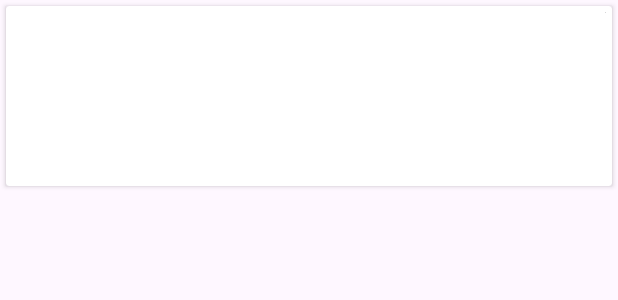
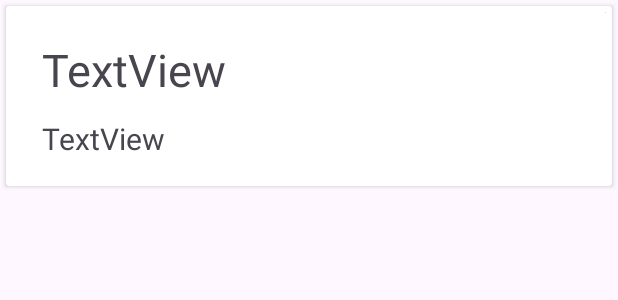
Before and after one commit to SirLuxord/Proyecto_PGL, an Android app: the layout card_view_cine.xml on its own in the app's theme, with its tools: preview values and no code run, on a phone screen of 412 x 824 dp. Shown: the top 300 px of the screen. Run offline under Robolectric (Android 15) with nearby library versions, the phone set to English and light mode, and no system bars.

Commit message:
Cambios en las view

```diff
--- a/app/src/main/res/layout/card_view_cine.xml
+++ b/app/src/main/res/layout/card_view_cine.xml
@@ -20,11 +20,35 @@
             android:layout_margin="4dp"
             app:layout_constraintBottom_toBottomOf="parent"
             app:layout_constraintEnd_toEndOf="parent"
-            app:layout_constraintHorizontal_bias="1.0"
+            app:layout_constraintHorizontal_bias="1"
             app:layout_constraintStart_toStartOf="parent"
             app:layout_constraintTop_toTopOf="parent"
             app:layout_constraintVertical_bias="0.0"
             tools:srcCompat="@tools:sample/avatars" />
+
+        <TextView
+            android:id="@+id/textView"
+            android:layout_width="200dp"
+            android:layout_height="55dp"
+            android:layout_marginStart="24dp"
+            android:text="TextView"
+            android:textSize="30dp"
+            app:layout_constraintBottom_toBottomOf="parent"
+            app:layout_constraintStart_toStartOf="parent"
+            app:layout_constraintTop_toTopOf="parent"
+            app:layout_constraintVertical_bias="0.34" />
+
+        <TextView
+            android:id="@+id/textView2"
+            android:layout_width="95dp"
+            android:layout_height="29dp"
+            android:layout_marginStart="24dp"
+            android:text="TextView"
+            android:textSize="20dp"
+            app:layout_constraintBottom_toBottomOf="parent"
+            app:layout_constraintStart_toStartOf="parent"
+            app:layout_constraintTop_toTopOf="parent"
+            app:layout_constraintVertical_bias="0.824" />
     </androidx.constraintlayout.widget.ConstraintLayout>
 
 
--- a/app/src/main/res/layout/cine_info_view.xml
+++ b/app/src/main/res/layout/cine_info_view.xml
@@ -3,4 +3,6 @@
     android:layout_width="match_parent"
     android:layout_height="match_parent">
 
+
+
 </androidx.constraintlayout.widget.ConstraintLayout>
--- a/app/src/main/res/layout/listado_reservas.xml
+++ b/app/src/main/res/layout/listado_reservas.xml
@@ -14,4 +14,6 @@
         app:layout_constraintStart_toStartOf="parent"
         app:layout_constraintTop_toTopOf="parent" />
 
+
+
 </androidx.constraintlayout.widget.ConstraintLayout>
--- a/app/src/main/res/layout/reservas_view.xml
+++ /dev/null
@@ -1,6 +0,0 @@
-<?xml version="1.0" encoding="utf-8"?>
-<androidx.constraintlayout.widget.ConstraintLayout xmlns:android="http://schemas.android.com/apk/res/android"
-    android:layout_width="match_parent"
-    android:layout_height="match_parent">
-
-</androidx.constraintlayout.widget.ConstraintLayout>
```
Also changed, not shown: app/src/main/res/layout/activity_main.xml (+15 -8 lines), app/src/main/res/layout/reservas_cardview.xml (added, +67 -0 lines), app/src/main/res/menu/list_menu.xml (added, +15 -0 lines).
